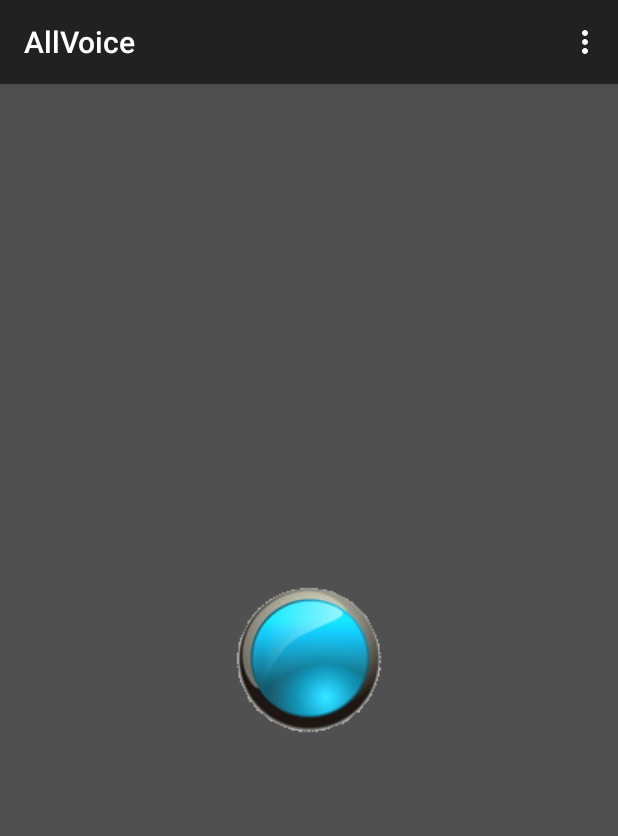
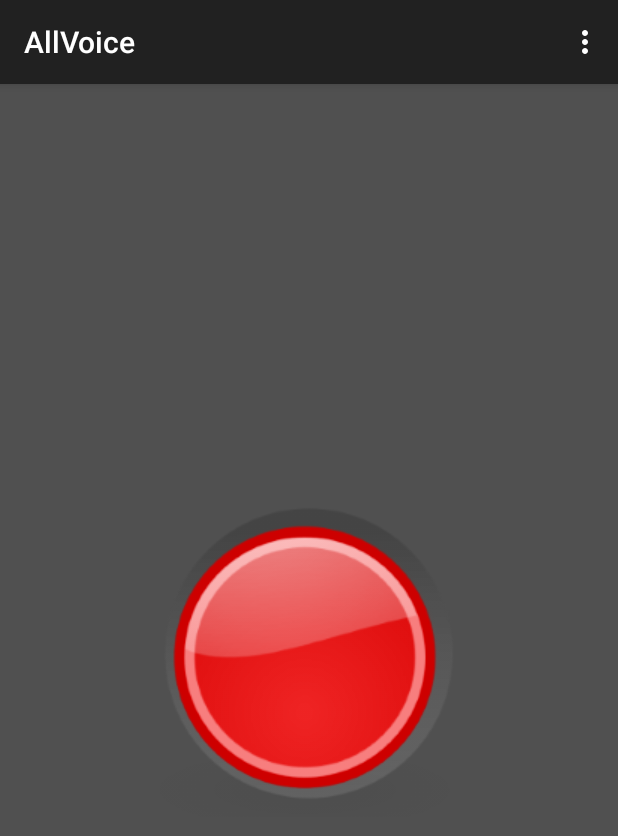
Before and after one commit to pmauldin/AllVoice, an Android app: the screen it shows after launch (MainActivity), on a phone screen of 412 x 824 dp. Shown: the top 836 px of the screen. Run offline under Robolectric (Android 15) with nearby library versions, the phone set to English and light mode, and no system bars; 2 statements that could not run were skipped.

```diff
--- a/AllVoice/app/build.gradle
+++ b/AllVoice/app/build.gradle
@@ -22,4 +22,5 @@ android {
 dependencies {
     compile fileTree(dir: 'libs', include: ['*.jar'])
     compile 'com.android.support:appcompat-v7:21.0.3'
+    compile 'com.google.android.gms:play-services:6.5.+'
 }
--- a/AllVoice/app/src/main/AndroidManifest.xml
+++ b/AllVoice/app/src/main/AndroidManifest.xml
@@ -4,6 +4,8 @@
 
     <uses-permission android:name="android.permission.WRITE_EXTERNAL_STORAGE" />
     <uses-permission android:name="android.permission.RECORD_AUDIO" />
+    <uses-permission android:name="android.permission.INTERNET"/>
+    <uses-permission android:name="android.permission.ACCESS_NETWORK_STATE"/>
 
     <application
         android:allowBackup="true"
--- a/AllVoice/app/src/main/java/me/pmauldin/allvoice/MainActivity.java
+++ b/AllVoice/app/src/main/java/me/pmauldin/allvoice/MainActivity.java
@@ -15,6 +15,16 @@ import android.media.MediaPlayer;
 import android.util.Log;
 import android.widget.ImageButton;
 import android.widget.EditText;
+
+import com.google.android.gms.common.ConnectionResult;
+import com.google.android.gms.common.GooglePlayServicesUtil;
+import com.google.android.gms.common.api.GoogleApiClient;
+import com.google.android.gms.common.api.GoogleApiClient.ConnectionCallbacks;
+import com.google.android.gms.common.api.GoogleApiClient.OnConnectionFailedListener;
+import com.google.android.gms.common.api.ResultCallback;
+import com.google.android.gms.drive.Drive;
+import com.google.android.gms.drive.DriveApi.DriveContentsResult;
+import com.google.android.gms.drive.MetadataChangeSet;
 
 import java.io.File;
 import java.io.IOException;
@@ -80,7 +90,7 @@ public class MainActivity extends ActionBarActivity {
                 new Button.OnClickListener(){
                     public void onClick(View v) {
                         if(recording) {
-                            recordButton.setImageResource(R.drawable.bluebutton);
+                            recordButton.setImageResource(R.);
                             // STOP RECORDING //
                             recorder.stop();
                             recorder.reset();
--- a/AllVoice/app/src/main/res/layout/activity_main.xml
+++ b/AllVoice/app/src/main/res/layout/activity_main.xml
@@ -9,20 +9,10 @@
     <ImageButton
         android:layout_width="wrap_content"
         android:layout_height="wrap_content"
-        android:id="@+id/blueButton"
+        android:id="@+id/record"
         android:background="@null"
         android:layout_centerVertical="true"
         android:layout_centerHorizontal="true"
-        android:src="@drawable/bluebutton" />
-
-    <ImageButton
-        android:layout_width="wrap_content"
-        android:layout_height="wrap_content"
-        android:id="@+id/redButton"
-        android:background="@null"
-        android:layout_centerVertical="true"
-        android:layout_centerHorizontal="true"
-        android:visibility="invisible"
-        android:src="@drawable/redbutton" />
+        android:src="@drawable/record" />
 
 </RelativeLayout>
```
Also changed, not shown: AllVoice/app/src/main/res/drawable/bluebutton.png (deleted), AllVoice/app/src/main/res/drawable/redbutton.png (deleted), 1 other file.
